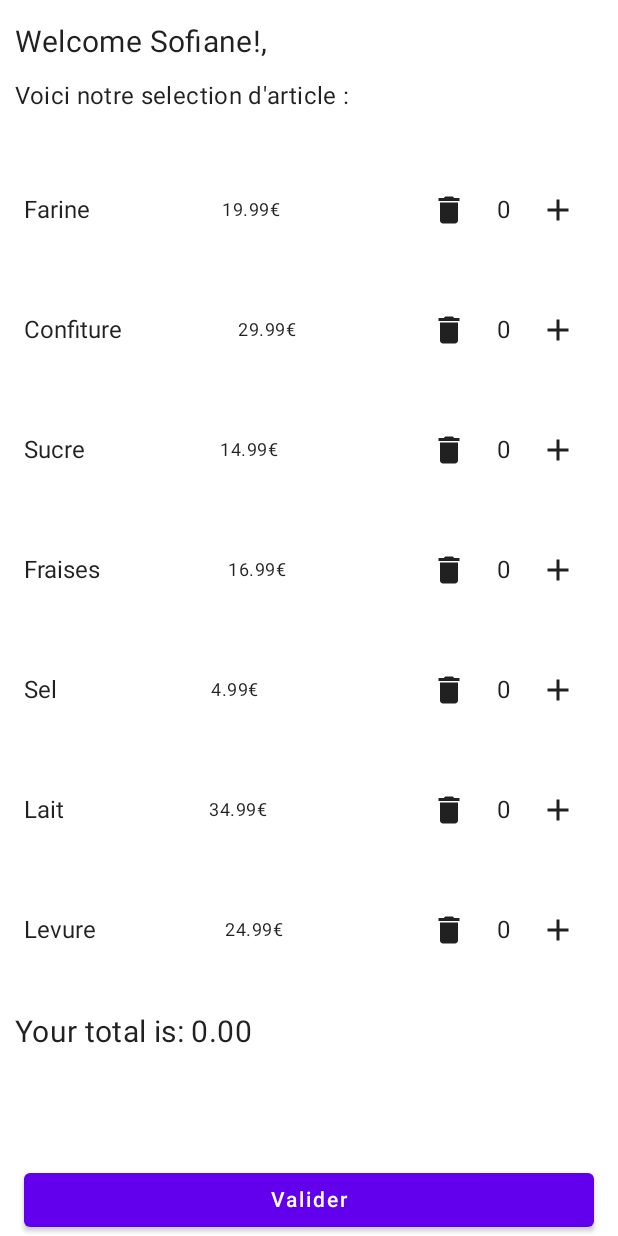
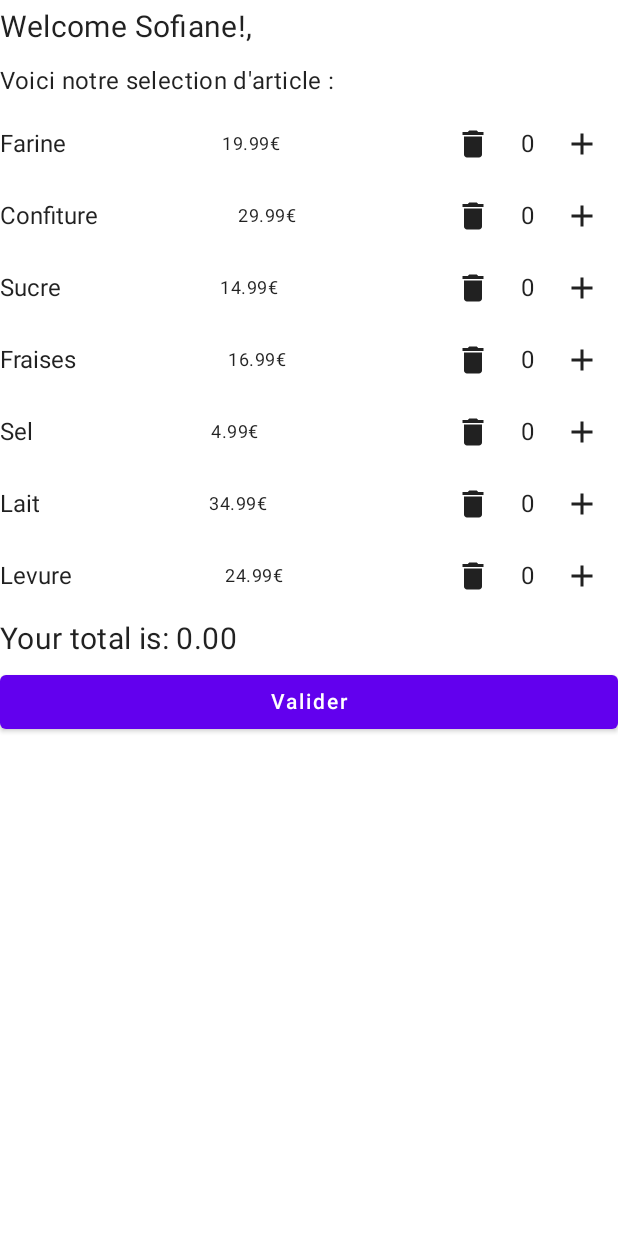
Before and after one commit to Neoblishange/CashManager, an Android app built with Jetpack Compose: the screen it shows after launch (MainActivity), on a phone screen of 412 x 824 dp. Run offline under Robolectric (Android 15) with nearby library versions, the phone set to English and light mode, and no system bars.

Commit message:
mise en page

```diff
--- a/CashManagerFront/app/src/main/java/com/example/cashmanagerfront/ui/screens/shopPage1.kt
+++ b/CashManagerFront/app/src/main/java/com/example/cashmanagerfront/ui/screens/shopPage1.kt
@@ -70,8 +70,7 @@ fun ShopPage1(navController: NavController) {
                     Row(
                         modifier = Modifier
                             .fillMaxWidth()
-                            .background(Color.White)
-                            .padding(16.dp),
+                            .background(Color.White),
 
                         horizontalArrangement = Arrangement.SpaceBetween,
                         verticalAlignment = Alignment.CenterVertically
@@ -116,7 +115,6 @@ fun ShopPage1(navController: NavController) {
                 },
                 modifier = Modifier
                     .fillMaxWidth()
-                    .padding(16.dp) ,
 
             ) {
                 Text("Valider")
@@ -137,9 +135,7 @@ fun totalComponent(
     Column(
         modifier = Modifier
             .fillMaxWidth()
-            .heightIn(100.dp)
-            .background(Color.White)
-            .padding(10.dp),
+            .background(Color.White),
         verticalArrangement = Arrangement.Top,
         horizontalAlignment = Alignment.Start
     ) {
@@ -163,9 +159,7 @@ fun TitleComponent(
     Column(
         modifier = Modifier
             .fillMaxWidth()
-            .heightIn(100.dp)
-            .background(Color.White)
-            .padding(10.dp),
+            .background(Color.White),
         verticalArrangement = Arrangement.Top,
         horizontalAlignment = Alignment.Start
     ) {
```
